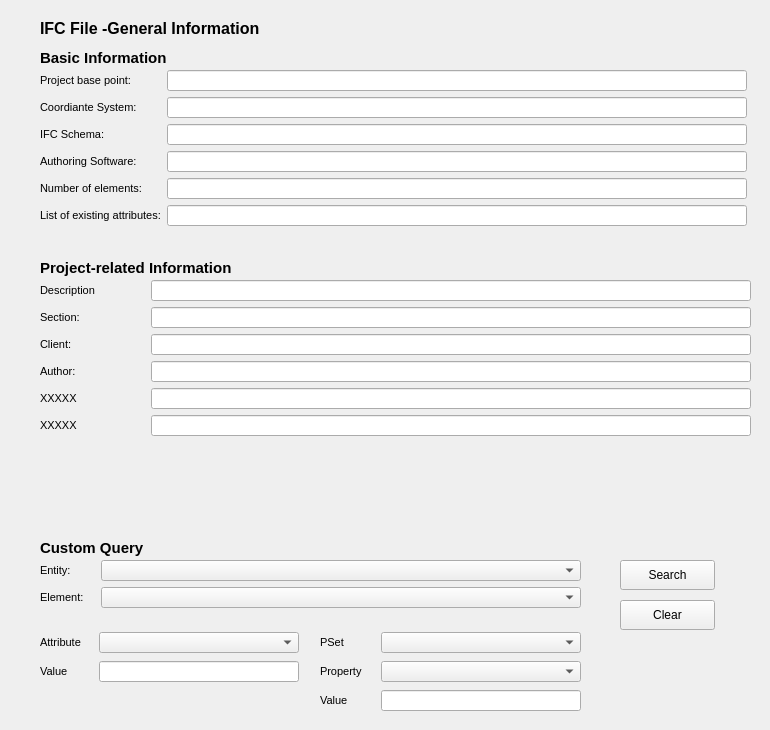
Old version of the form GUI_Windows/ifc_info_checker.ui in the repository ivanfelipeib/Masterarbeit.
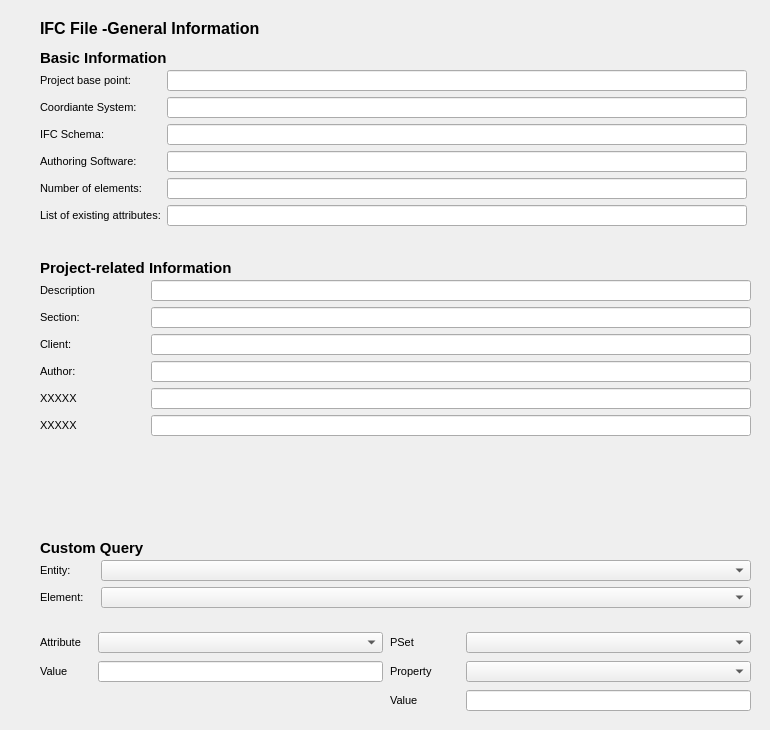
New version of the form.

Commit message: Upgrade custom search in IfcInfoWindow -when entity is selected and does not have property sets, a message appear in psets_combo. -In this way entities without property sets that are under IfcRoot can still be used for expliring their attributes and values -When the attribute value is another ifc entity or a nested dictionary, it is show in an emerging window by clicking on the text.

Patch:
```diff
--- a/GUI_Windows/ifc_info_checker.ui
+++ b/GUI_Windows/ifc_info_checker.ui
@@ -646,7 +646,7 @@
      <rect>
       <x>40</x>
       <y>560</y>
-      <width>541</width>
+      <width>711</width>
       <height>61</height>
      </rect>
     </property>
@@ -678,13 +678,13 @@
          </property>
          <property name="minimumSize">
           <size>
-           <width>480</width>
+           <width>650</width>
            <height>21</height>
           </size>
          </property>
          <property name="maximumSize">
           <size>
-           <width>480</width>
+           <width>650</width>
            <height>21</height>
           </size>
          </property>
@@ -716,13 +716,13 @@
          </property>
          <property name="minimumSize">
           <size>
-           <width>480</width>
+           <width>650</width>
            <height>21</height>
           </size>
          </property>
          <property name="maximumSize">
           <size>
-           <width>480</width>
+           <width>650</width>
            <height>21</height>
           </size>
          </property>
@@ -732,62 +732,12 @@
      </item>
     </layout>
    </widget>
-   <widget class="QPushButton" name="btn_search">
-    <property name="geometry">
-     <rect>
-      <x>620</x>
-      <y>560</y>
-      <width>95</width>
-      <height>30</height>
-     </rect>
-    </property>
-    <property name="minimumSize">
-     <size>
-      <width>95</width>
-      <height>30</height>
-     </size>
-    </property>
-    <property name="maximumSize">
-     <size>
-      <width>95</width>
-      <height>30</height>
-     </size>
-    </property>
-    <property name="text">
-     <string>Search</string>
-    </property>
-   </widget>
-   <widget class="QPushButton" name="btn_clear">
-    <property name="geometry">
-     <rect>
-      <x>620</x>
-      <y>600</y>
-      <width>95</width>
-      <height>30</height>
-     </rect>
-    </property>
-    <property name="minimumSize">
-     <size>
-      <width>95</width>
-      <height>30</height>
-     </size>
-    </property>
-    <property name="maximumSize">
-     <size>
-      <width>95</width>
-      <height>30</height>
-     </size>
-    </property>
-    <property name="text">
-     <string>Clear</string>
-    </property>
-   </widget>
-   <widget class="QWidget" name="">
+   <widget class="QWidget" name="layoutWidget">
     <property name="geometry">
      <rect>
       <x>40</x>
       <y>630</y>
-      <width>259</width>
+      <width>343</width>
       <height>54</height>
      </rect>
     </property>
@@ -816,13 +766,13 @@
          </property>
          <property name="minimumSize">
           <size>
-           <width>200</width>
+           <width>285</width>
            <height>21</height>
           </size>
          </property>
          <property name="maximumSize">
           <size>
-           <width>200</width>
+           <width>285</width>
            <height>21</height>
           </size>
          </property>
@@ -854,13 +804,13 @@
          </property>
          <property name="minimumSize">
           <size>
-           <width>200</width>
+           <width>285</width>
            <height>21</height>
           </size>
          </property>
          <property name="maximumSize">
           <size>
-           <width>200</width>
+           <width>285</width>
            <height>21</height>
           </size>
          </property>
@@ -873,12 +823,12 @@
      </item>
     </layout>
    </widget>
-   <widget class="QWidget" name="">
+   <widget class="QWidget" name="layoutWidget">
     <property name="geometry">
      <rect>
-      <x>320</x>
+      <x>390</x>
       <y>630</y>
-      <width>261</width>
+      <width>361</width>
       <height>83</height>
      </rect>
     </property>
@@ -907,13 +857,13 @@
          </property>
          <property name="minimumSize">
           <size>
-           <width>200</width>
+           <width>285</width>
            <height>21</height>
           </size>
          </property>
          <property name="maximumSize">
           <size>
-           <width>200</width>
+           <width>285</width>
            <height>21</height>
           </size>
          </property>
@@ -945,13 +895,13 @@
          </property>
          <property name="minimumSize">
           <size>
-           <width>200</width>
+           <width>285</width>
            <height>21</height>
           </size>
          </property>
          <property name="maximumSize">
           <size>
-           <width>200</width>
+           <width>285</width>
            <height>21</height>
           </size>
          </property>
@@ -983,13 +933,13 @@
          </property>
          <property name="minimumSize">
           <size>
-           <width>200</width>
+           <width>285</width>
            <height>21</height>
           </size>
          </property>
          <property name="maximumSize">
           <size>
-           <width>200</width>
+           <width>285</width>
            <height>21</height>
           </size>
          </property>
```
Left out of the diff: 2 changed lines with no effect on the pictures. The commit also changes 4 other files.
